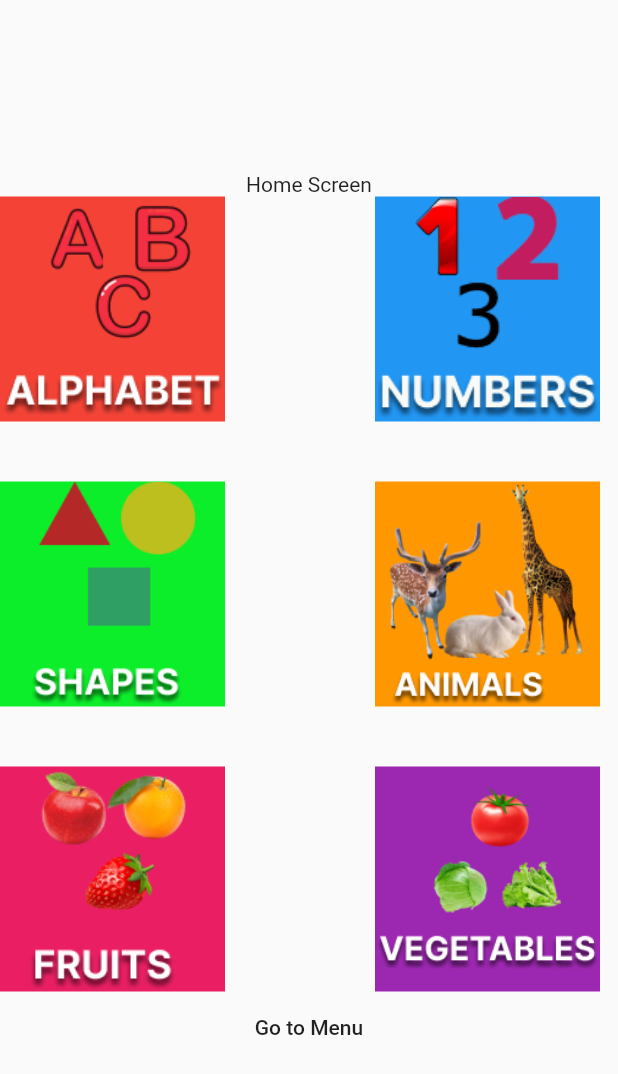
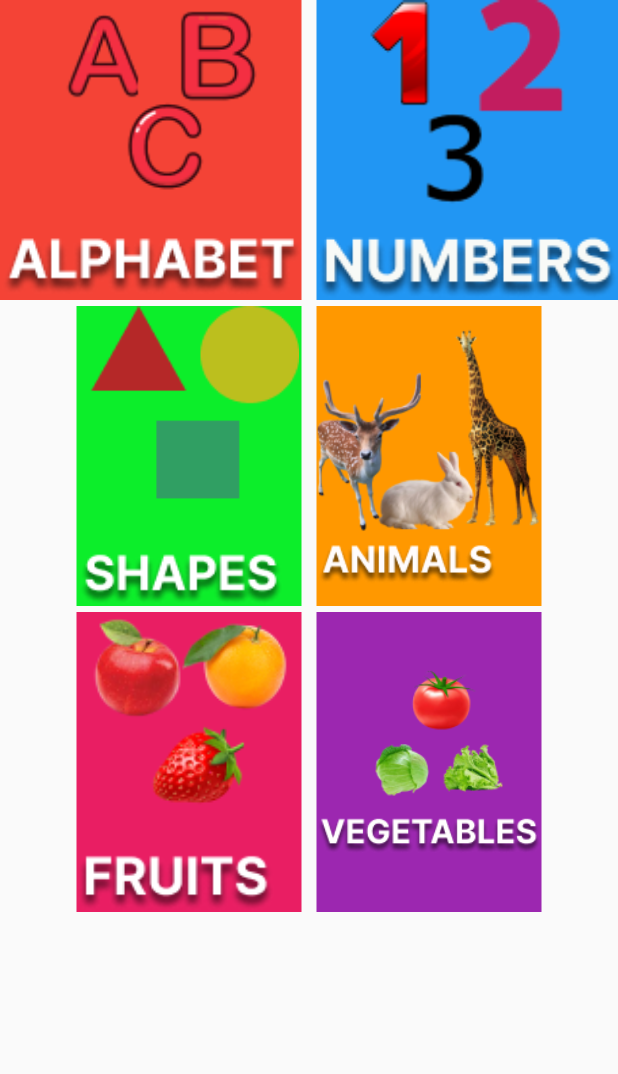
Before and after one commit to eliyas-abass/Kids-App, a Flutter app: the screen it shows after launch, after a tap on "Go to home", on a phone screen of 412 x 824 dp. Shown: the top 1074 px of the screen. Run offline on Flutter 3.47's test engine with Material 2 defaults, Android fonts, the light colour scheme and no system bars.

Commit message:
home screen fixes

```diff
--- a/lib/components/home_screen_card.dart
+++ b/lib/components/home_screen_card.dart
@@ -3,14 +3,16 @@ import 'package:flutter/material.dart';
 class HomeScreenCard extends StatelessWidget {
   final String backgroundImage;
   final Color backgroundColor;
-  const HomeScreenCard({Key? key ,required this.backgroundImage, required this.backgroundColor}) : super(key: key);
+  const HomeScreenCard(
+      {Key? key, required this.backgroundImage, required this.backgroundColor})
+      : super(key: key);
 
   @override
   Widget build(BuildContext context) {
     return Container(
         width: 150,
-        height: 150,
-        decoration:  BoxDecoration(
+        height: 200,
+        decoration: BoxDecoration(
           color: backgroundColor,
           image: DecorationImage(
             image: AssetImage(backgroundImage),
--- a/lib/screens/home_screen.dart
+++ b/lib/screens/home_screen.dart
@@ -10,110 +10,127 @@ class HomeScreen extends StatelessWidget {
     return Scaffold(
       body: SafeArea(
           child: Column(
+        mainAxisAlignment: MainAxisAlignment.start,
+        crossAxisAlignment: CrossAxisAlignment.center,
+        children: [
+          Column(
+            children: [
+              Row(
                 mainAxisAlignment: MainAxisAlignment.center,
                 children: [
-          const Text(
-            "Home Screen",
-            textAlign: TextAlign.center,
-          ),
-          Container(
-            child: Column(
-              children: [
-                Row(
-                  children: [
-                    InkWell(
-                      child: HomeScreenCard(
+                  Expanded(
+                    child: InkWell(
+                      child: const HomeScreenCard(
                         backgroundImage: "assets/images/bg_alphabets.png",
                         backgroundColor: Colors.red,
                       ),
                       onTap: () => {
                         Navigator.of(context).push(
                           MaterialPageRoute(
-                            builder: (context) => const MenuScreen(),
+                            builder: (context) => const MenuScreen(
+                              title: "alphabets",
+                            ),
+                          ),
+                        )
+                      },
+                    ),
+                  ),
+                  createnewSizedBox(),
+                  Expanded(
+                    child: InkWell(
+                      child: const HomeScreenCard(
+                        backgroundImage: "assets/images/bg_numbers.png",
+                        backgroundColor: Colors.blue,
+                      ),
+                      onTap: () => {
+                        Navigator.of(context).push(
+                          MaterialPageRoute(
+                            builder: (context) => const MenuScreen(
+                              title: "numbers",
+                            ),
+                          ),
+                        )
+                      },
+                    ),
+                  ),
+                ],
+              ),
+              createSizedBox(),
+              Row(
+                mainAxisAlignment: MainAxisAlignment.center,
+                children: [
+                  InkWell(
+                    child: const HomeScreenCard(
+                      backgroundImage: "assets/images/bg_shapes.png",
+                      backgroundColor: Color.fromARGB(255, 12, 238, 42),
+                    ),
+                    onTap: () => {
+                      Navigator.of(context).push(
+                        MaterialPageRoute(
+                          builder: (context) => const MenuScreen(
+                            title: "shapes",
+                          ),
                         ),
                       )
                     },
                   ),
                   createnewSizedBox(),
                   InkWell(
-                        child: HomeScreenCard(
-                      backgroundImage: "assets/images/bg_numbers.png",
-                      backgroundColor: Colors.blue,
+                    child: const HomeScreenCard(
+                      backgroundImage: "assets/images/bg_animals.png",
+                      backgroundColor: Colors.orange,
                     ),
                     onTap: () => {
                       Navigator.of(context).push(
                         MaterialPageRoute(
-                            builder: (context) => const MenuScreen(),
+                          builder: (context) => const MenuScreen(
+                            title: "animals",
+                          ),
                         ),
                       )
-                      },),
+                    },
+                  ),
                 ],
               ),
               createSizedBox(),
               Row(
+                mainAxisAlignment: MainAxisAlignment.center,
                 children: [
                   InkWell(
-                        child: HomeScreenCard(
-                      backgroundImage: "assets/images/bg_shapes.png",
-                      backgroundColor: Color.fromARGB(255, 12, 238, 42),
-                    ),
-                    onTap: () => {
-                        Navigator.of(context).push(
-                          MaterialPageRoute(
-                            builder: (context) => const MenuScreen(),
-                          ),
-                        )
-                      },),
-                    createnewSizedBox(),
-                    InkWell(child: HomeScreenCard(backgroundImage: "assets/images/bg_animals.png",
-                      backgroundColor: Colors.orange,),
-                      onTap: () => {
-                        Navigator.of(context).push(
-                          MaterialPageRoute(
-                            builder: (context) => const MenuScreen(),
-                          ),
-                        )
-                      },),
-                  ],
-                ),
-                createSizedBox(),
-                Row(
-                  children: [
-                    InkWell(child: HomeScreenCard(backgroundImage: "assets/images/bg_fruits.png",
+                    child: const HomeScreenCard(
+                      backgroundImage: "assets/images/bg_fruits.png",
                       backgroundColor: Colors.pink,
                     ),
                     onTap: () => {
                       Navigator.of(context).push(
                         MaterialPageRoute(
-                            builder: (context) => const MenuScreen(),
+                          builder: (context) => const MenuScreen(
+                            title: "fruits",
+                          ),
                         ),
                       )
-                      },),
-                    createnewSizedBox (),
-                    InkWell(child: HomeScreenCard(backgroundImage: "assets/images/bg_vegetables.png",
+                    },
+                  ),
+                  createnewSizedBox(),
+                  InkWell(
+                    child: const HomeScreenCard(
+                      backgroundImage: "assets/images/bg_vegetables.png",
                       backgroundColor: Colors.purple,
                     ),
                     onTap: () => {
                       Navigator.of(context).push(
                         MaterialPageRoute(
-                            builder: (context) => const MenuScreen(),
+                          builder: (context) => const MenuScreen(
+                            title: "vegetables",
+                          ),
                         ),
                       )
-                      },),
+                    },
+                  ),
                 ],
               ),
             ],
           ),
-          ),
-          MaterialButton(
-              child: const Text("Go to Menu"),
-              onPressed: () {
-                Navigator.of(context).push(
-                  MaterialPageRoute(
-                    builder: (context) => const MenuScreen(),
-                  ),
-                );
-              }),
         ],
       )),
     );
@@ -121,13 +138,13 @@ class HomeScreen extends StatelessWidget {
 
   SizedBox createSizedBox() {
     return const SizedBox(
-      height: 40,
+      height: 4,
     );
   }
 
   SizedBox createnewSizedBox() {
     return const SizedBox(
-      width: 100,
+      width: 10,
     );
   }
 }
--- a/lib/screens/menu_screen.dart
+++ b/lib/screens/menu_screen.dart
@@ -1,13 +1,14 @@
 import 'package:flutter/material.dart';
 
 class MenuScreen extends StatelessWidget {
-  const MenuScreen({Key? key}) : super(key: key);
+  final String title;
+  const MenuScreen({Key? key, required this.title}) : super(key: key);
 
   @override
   Widget build(BuildContext context) {
     return Scaffold(
       appBar: AppBar(
-        title: const Text('ALPHABETS'),
+        title: Text(title),
       ),
       body: SafeArea(
           child: Column(
```
Lines whose indentation alone changed are shown as unchanged.
